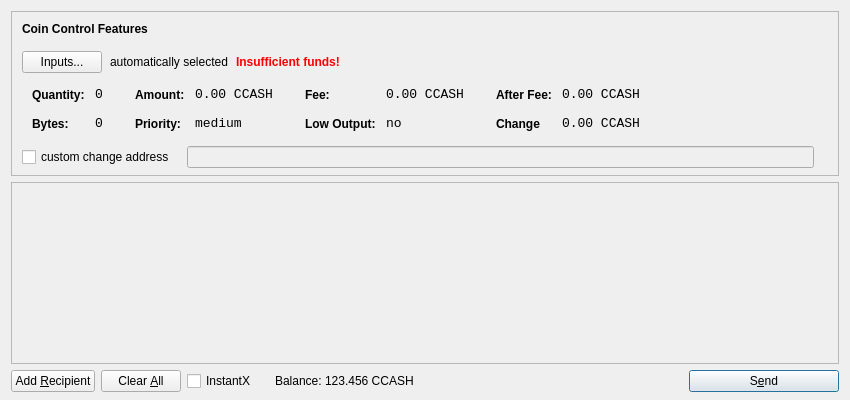
The window that src/qt/forms/sendcoinsdialog.ui (Rubixblockchain/Rubix) describes before a commit, drawn with Qt 5.
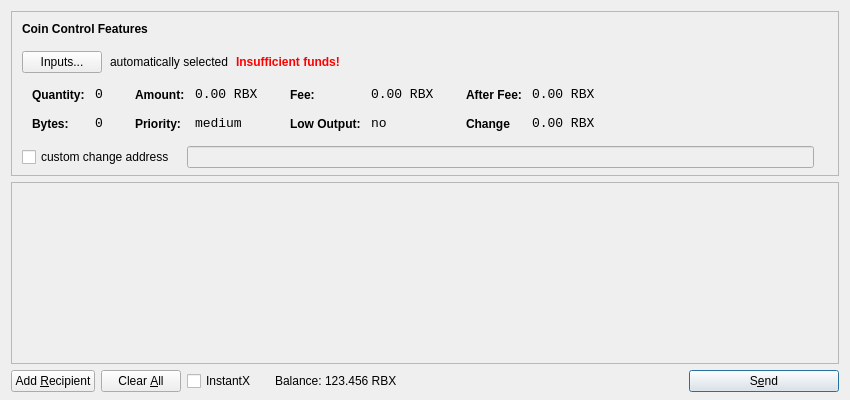
The same window after the commit. Icons and pictures are not drawn.

```diff
--- a/src/qt/forms/sendcoinsdialog.ui
+++ b/src/qt/forms/sendcoinsdialog.ui
@@ -333,7 +333,7 @@
                   <enum>Qt::ActionsContextMenu</enum>
                  </property>
                  <property name="text">
-                  <string>0.00 CCASH</string>
+                  <string>0.00 RBX</string>
                  </property>
                  <property name="textInteractionFlags">
                   <set>Qt::LinksAccessibleByMouse|Qt::TextSelectableByKeyboard|Qt::TextSelectableByMouse</set>
@@ -419,7 +419,7 @@
                   <enum>Qt::ActionsContextMenu</enum>
                  </property>
                  <property name="text">
-                  <string>0.00 CCASH</string>
+                  <string>0.00 RBX</string>
                  </property>
                  <property name="textInteractionFlags">
                   <set>Qt::LinksAccessibleByMouse|Qt::TextSelectableByKeyboard|Qt::TextSelectableByMouse</set>
@@ -505,7 +505,7 @@
                   <enum>Qt::ActionsContextMenu</enum>
                  </property>
                  <property name="text">
-                  <string>0.00 CCASH</string>
+                  <string>0.00 RBX</string>
                  </property>
                  <property name="textInteractionFlags">
                   <set>Qt::LinksAccessibleByMouse|Qt::TextSelectableByKeyboard|Qt::TextSelectableByMouse</set>
@@ -537,7 +537,7 @@
                   <enum>Qt::ActionsContextMenu</enum>
                  </property>
                  <property name="text">
-                  <string>0.00 CCASH</string>
+                  <string>0.00 RBX</string>
                  </property>
                  <property name="textInteractionFlags">
                   <set>Qt::LinksAccessibleByMouse|Qt::TextSelectableByKeyboard|Qt::TextSelectableByMouse</set>
@@ -761,7 +761,7 @@
           <cursorShape>IBeamCursor</cursorShape>
          </property>
          <property name="text">
-          <string>123.456 CCASH</string>
+          <string>123.456 RBX</string>
          </property>
          <property name="textInteractionFlags">
           <set>Qt::LinksAccessibleByMouse|Qt::TextSelectableByKeyboard|Qt::TextSelectableByMouse</set>
```
